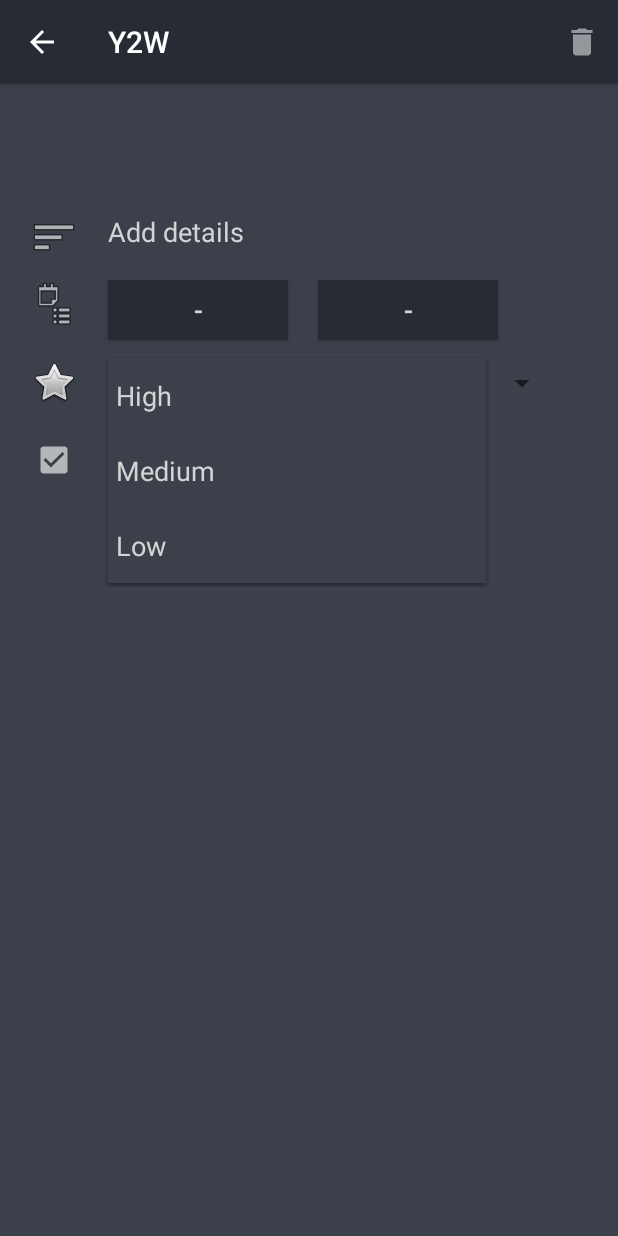
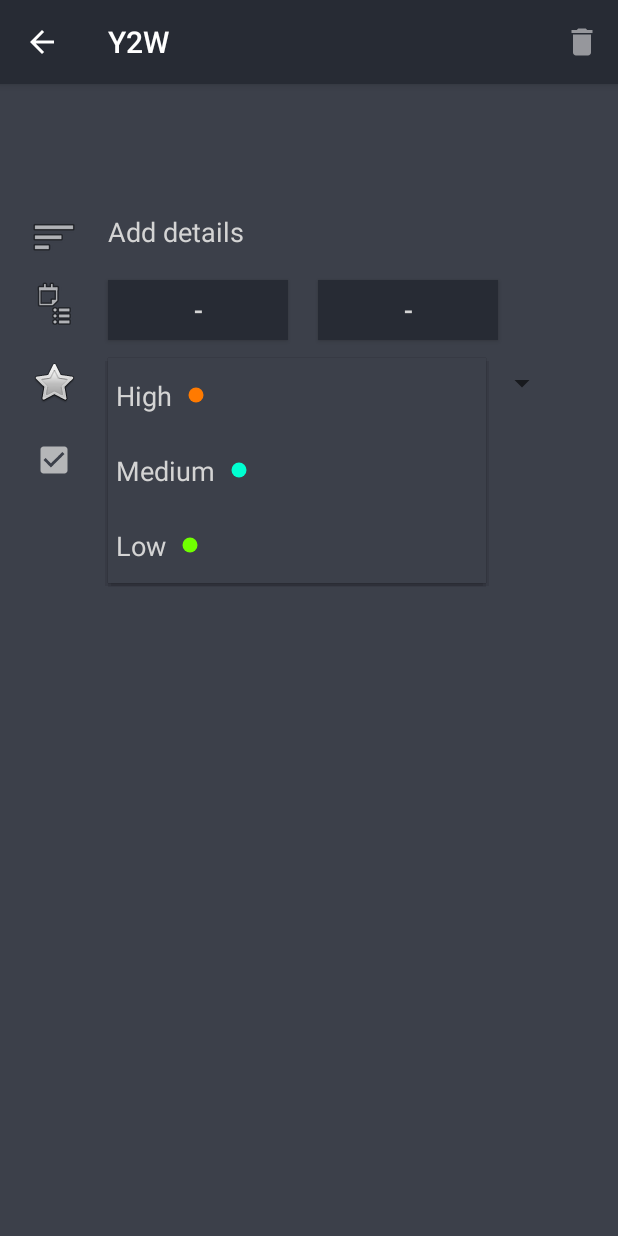
Before and after one commit to Wiserax/KPO, an Android app: the EditTaskActivity screen opened directly, with no data from a screen before it, after a tap on "High", on a phone screen of 412 x 824 dp. Run offline under Robolectric (Android 15) with nearby library versions, the light colour scheme and no system bars; Roboto replaces fonts that are not available here; 1 statement that could not run was skipped.

Commit message:
Priorities upgrade

```diff
--- a/app/src/main/java/com/example/testtodoapp/home_page/tasks/PriorityAdapter.java
+++ b/app/src/main/java/com/example/testtodoapp/home_page/tasks/PriorityAdapter.java
@@ -5,6 +5,7 @@ import android.view.LayoutInflater;
 import android.view.View;
 import android.view.ViewGroup;
 import android.widget.ArrayAdapter;
+import android.widget.ImageView;
 import android.widget.TextView;
 
 import androidx.annotation.NonNull;
@@ -37,13 +38,23 @@ public class PriorityAdapter extends ArrayAdapter<String> {
 
     public View getCustomView(int position, View convertView,
                               ViewGroup parent) {
-        View row = inflater.inflate(R.layout.spinner_item, parent, false);
+        View root = inflater.inflate(R.layout.spinner_item, parent, false);
 
-        TextView label = row.findViewById(R.id.priorityName);
+        TextView label = root.findViewById(R.id.priorityName);
         label.setText(priorities[position]);
         label.setTextSize(18);
 
-        return row;
+        ImageView imageView = root.findViewById(R.id.priorityIcon);
+
+        if (position == 0) {
+            imageView.setImageResource(R.drawable.priority_high_dark_theme);
+        } else if (position == 1) {
+            imageView.setImageResource(R.drawable.priority_med_dark_theme);
+        } else if (position == 2) {
+            imageView.setImageResource(R.drawable.priority_low_dark_theme);
+        }
+
+        return root;
     }
 
 }
--- /dev/null
+++ b/app/src/main/res/drawable/priority_high_dark_theme.xml
@@ -0,0 +1,5 @@
+<vector android:height="12dp" android:tint="#FF7A00"
+    android:viewportHeight="24.0" android:viewportWidth="24.0"
+    android:width="12dp" xmlns:android="http://schemas.android.com/apk/res/android">
+    <path android:fillColor="#FF000000" android:pathData="M12,12m-10,0a10,10 0,1 1,20 0a10,10 0,1 1,-20 0"/>
+</vector>
--- /dev/null
+++ b/app/src/main/res/drawable/priority_low_dark_theme.xml
@@ -0,0 +1,5 @@
+<vector android:height="12dp" android:tint="#70FF00"
+    android:viewportHeight="24.0" android:viewportWidth="24.0"
+    android:width="12dp" xmlns:android="http://schemas.android.com/apk/res/android">
+    <path android:fillColor="#FF000000" android:pathData="M12,12m-10,0a10,10 0,1 1,20 0a10,10 0,1 1,-20 0"/>
+</vector>
--- /dev/null
+++ b/app/src/main/res/drawable/priority_med_dark_theme.xml
@@ -0,0 +1,5 @@
+<vector android:height="12dp" android:tint="#00FFD1"
+    android:viewportHeight="24.0" android:viewportWidth="24.0"
+    android:width="12dp" xmlns:android="http://schemas.android.com/apk/res/android">
+    <path android:fillColor="#FF000000" android:pathData="M12,12m-10,0a10,10 0,1 1,20 0a10,10 0,1 1,-20 0"/>
+</vector>
--- a/app/src/main/res/layout/dialog_new_task.xml
+++ b/app/src/main/res/layout/dialog_new_task.xml
@@ -13,6 +13,7 @@
         android:layout_marginBottom="4dp"
         android:hint="Enter task title"
         android:inputType="textEmailAddress"
+        android:maxLength="20"
         android:textColor="#FFFFFF"
         android:textColorHighlight="#512DA8"
         android:textColorHint="@color/colorPrikolniy"
```
Also changed, not shown: app/src/main/java/com/example/testtodoapp/home_page/tasks/TaskAdapter.java (+16 -2 lines), app/src/main/res/layout/task_item.xml (+17 -6 lines).
